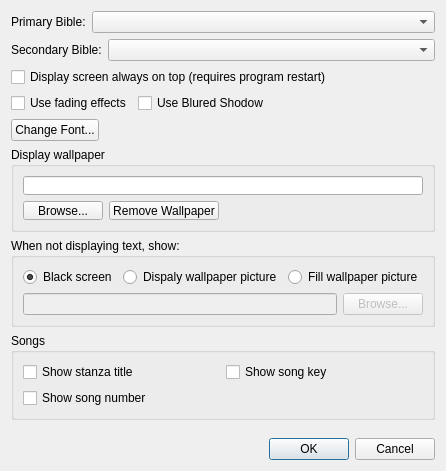
First picture: the form in src/settingsdialog.ui, repository SoftProjector/src, before the edit.
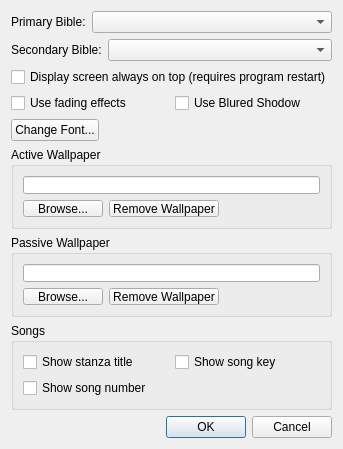
Second picture: the form after the edit.

Commit message: Added ability to set a passive wallpaper.

```diff
--- a/src/settingsdialog.ui
+++ b/src/settingsdialog.ui
@@ -6,14 +6,14 @@
    <rect>
     <x>0</x>
     <y>0</y>
-    <width>400</width>
-    <height>471</height>
+    <width>328</width>
+    <height>449</height>
    </rect>
   </property>
   <property name="windowTitle">
    <string>softProjector - Settings</string>
   </property>
-  <layout class="QVBoxLayout" name="verticalLayout_2">
+  <layout class="QVBoxLayout" name="verticalLayout_5">
    <item>
     <layout class="QHBoxLayout" name="horizontalLayout_4">
      <item>
@@ -88,19 +88,6 @@
        </property>
       </widget>
      </item>
-     <item row="0" column="2">
-      <spacer name="horizontalSpacer">
-       <property name="orientation">
-        <enum>Qt::Horizontal</enum>
-       </property>
-       <property name="sizeHint" stdset="0">
-        <size>
-         <width>40</width>
-         <height>20</height>
-        </size>
-       </property>
-      </spacer>
-     </item>
     </layout>
    </item>
    <item>
@@ -136,7 +123,7 @@
       </size>
      </property>
      <property name="title">
-      <string>Display wallpaper</string>
+      <string>Active Wallpaper</string>
      </property>
      <layout class="QVBoxLayout" name="verticalLayout">
       <item>
@@ -184,54 +171,56 @@
     </widget>
    </item>
    <item>
-    <widget class="QGroupBox" name="black_or_wallpaper_group">
+    <widget class="QGroupBox" name="groupBox_3">
+     <property name="minimumSize">
+      <size>
+       <width>0</width>
+       <height>20</height>
+      </size>
+     </property>
      <property name="title">
-      <string>When not displaying text, show:</string>
+      <string>Passive Wallpaper</string>
      </property>
-     <layout class="QGridLayout" name="gridLayout_4">
-      <item row="0" column="0">
-       <widget class="QRadioButton" name="black_screen_rbutton">
-        <property name="text">
-         <string>Black screen</string>
+     <layout class="QVBoxLayout" name="verticalLayout_2">
+      <item>
+       <widget class="QLineEdit" name="passive_wallpaper_ef">
+        <property name="enabled">
+         <bool>true</bool>
         </property>
-        <property name="checked">
+        <property name="readOnly">
          <bool>true</bool>
         </property>
        </widget>
       </item>
-      <item row="0" column="1">
-       <widget class="QRadioButton" name="wallpaper_rbutton">
-        <property name="text">
-         <string>Dispaly wallpaper picture</string>
-        </property>
-       </widget>
-      </item>
-      <item row="0" column="2">
-       <widget class="QRadioButton" name="fill_wallpaper_rbutton">
-        <property name="text">
-         <string>Fill wallpaper picture</string>
-        </property>
-       </widget>
-      </item>
-      <item row="1" column="0" colspan="3">
-       <layout class="QGridLayout" name="gridLayout_3">
-        <item row="0" column="0">
-         <widget class="QLineEdit" name="fill_wallpaper_ef">
-          <property name="enabled">
-           <bool>false</bool>
-          </property>
-         </widget>
-        </item>
-        <item row="0" column="1">
-         <widget class="QPushButton" name="fill_wallaper_pushButton">
-          <property name="enabled">
-           <bool>false</bool>
-          </property>
+      <item>
+       <layout class="QHBoxLayout" name="horizontalLayout_10">
+        <item>
+         <widget class="QPushButton" name="set_passive_wallpaper">
           <property name="text">
            <string>Browse...</string>
           </property>
          </widget>
         </item>
+        <item>
+         <widget class="QPushButton" name="remove_passive_wallpaper_button">
+          <property name="text">
+           <string>Remove Wallpaper</string>
+          </property>
+         </widget>
+        </item>
+        <item>
+         <spacer name="horizontalSpacer_10">
+          <property name="orientation">
+           <enum>Qt::Horizontal</enum>
+          </property>
+          <property name="sizeHint" stdset="0">
+           <size>
+            <width>40</width>
+            <height>20</height>
+           </size>
+          </property>
+         </spacer>
+        </item>
        </layout>
       </item>
      </layout>
@@ -267,19 +256,6 @@
      </layout>
     </widget>
    </item>
-   <item>
-    <spacer name="verticalSpacer">
-     <property name="orientation">
-      <enum>Qt::Vertical</enum>
-     </property>
-     <property name="sizeHint" stdset="0">
-      <size>
-       <width>20</width>
-       <height>17</height>
-      </size>
-     </property>
-    </spacer>
-   </item>
    <item>
     <widget class="QDialogButtonBox" name="buttonBox">
      <property name="orientation">
```
Left out of the diff: 14 changed lines with no effect on the pictures. The commit also changes 6 other files.
